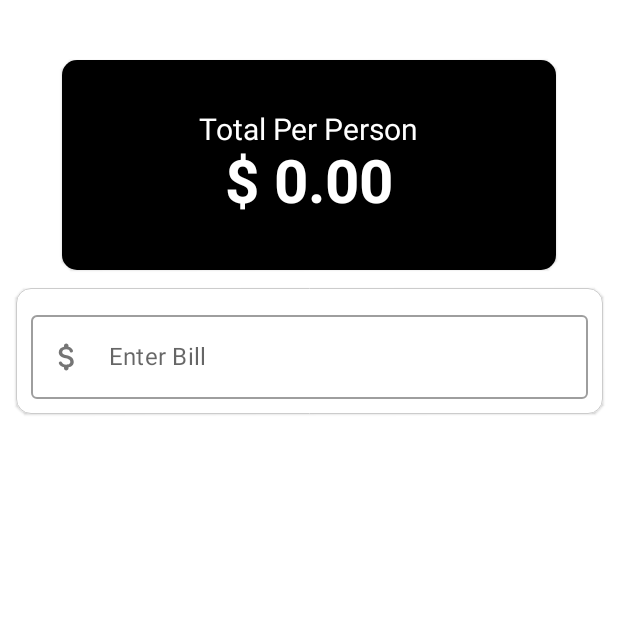
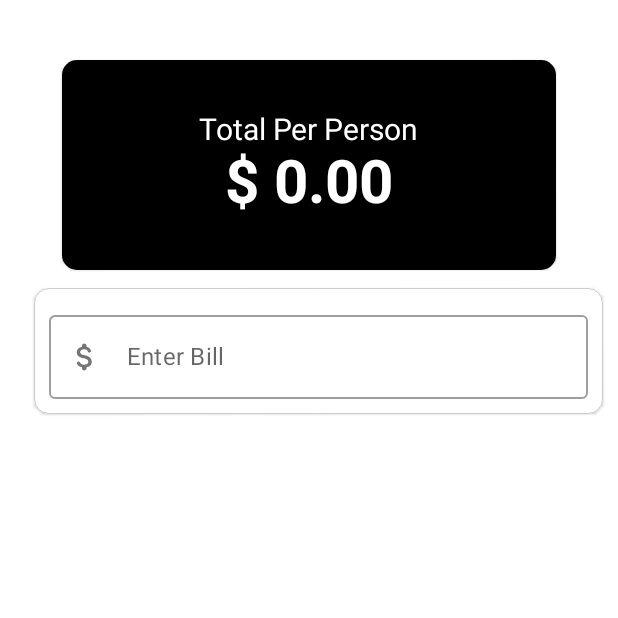
Before and after one commit to maykhid/tip_app, an Android app built with Jetpack Compose: the screen it shows after launch (MainActivity), on a phone screen of 412 x 824 dp, the top half of it. Run offline under Robolectric (Android 15) with nearby library versions, the phone set to English and light mode, and no system bars.

Commit message:
minor refactoring

```diff
--- a/app/src/main/java/com/example/tipapp/MainActivity.kt
+++ b/app/src/main/java/com/example/tipapp/MainActivity.kt
@@ -29,6 +29,8 @@ import androidx.compose.ui.unit.dp
 import androidx.compose.ui.unit.sp
 import com.example.tipapp.components.InputField
 import com.example.tipapp.ui.theme.TipAppTheme
+import com.example.tipapp.util.calculateTipAmount
+import com.example.tipapp.util.calculateTotalPerPerson
 import com.example.tipapp.widgets.CircularIconButton
 
 class MainActivity : ComponentActivity() {
@@ -141,7 +143,8 @@ fun BillForm(modifier: Modifier = Modifier,
              sliderPositionState: MutableState<Float>,
              tipPercentage: Int,
              billState: MutableState<String>,
-             onValueChanged: (String) -> Unit) {
+             onValueChanged: (String) -> Unit
+) {
 
     val isValidState = remember(billState.value) {
         billState.value.trim().isNotEmpty()
@@ -154,10 +157,11 @@ fun BillForm(modifier: Modifier = Modifier,
 
     Card(
         modifier = modifier
-        .fillMaxWidth(0.95f),
+        .fillMaxWidth(0.95f)
+            .padding(start = 12.dp),
         shape = RoundedCornerShape(10.dp),
         border = BorderStroke(
-            width = 0.2.dp,
+            width = 0.5.dp,
             color = Color.LightGray
         ),
 
@@ -212,7 +216,7 @@ fun BillForm(modifier: Modifier = Modifier,
                     Spacer(Modifier.fillMaxWidth(0.75F))
 
 
-                    Text(text = "$ ${tipAmountState.value}", modifier = Modifier.align(Alignment.CenterVertically))
+                    Text(text = "$ ${"%.2f".format(tipAmountState.value)}", modifier = Modifier.align(Alignment.CenterVertically))
 
                 }
 
@@ -244,19 +248,6 @@ fun BillForm(modifier: Modifier = Modifier,
     }
 }
 
-fun calculateTipAmount(totalBill : Double, tipPercentage: Int) : Double {
-    return if (totalBill > 1 && totalBill.toString().isNotEmpty()) {
-        (totalBill * tipPercentage) / 100
-    } else {
-        0.0
-    }
-}
-
-fun calculateTotalPerPerson(totalBill: Double, splitBy: Int, tipPercentage: Int): Double {
-    val bill = calculateTipAmount(totalBill, tipPercentage = tipPercentage) + totalBill
-    return (bill/splitBy)
-}
-
 
 @Preview(showBackground = true)
 @Composable
--- /dev/null
+++ b/app/src/main/java/com/example/tipapp/util/Util.kt
@@ -0,0 +1,14 @@
+package com.example.tipapp.util
+
+fun calculateTipAmount(totalBill : Double, tipPercentage: Int) : Double {
+    return if (totalBill > 1 && totalBill.toString().isNotEmpty()) {
+        (totalBill * tipPercentage) / 100
+    } else {
+        0.0
+    }
+}
+
+fun calculateTotalPerPerson(totalBill: Double, splitBy: Int, tipPercentage: Int): Double {
+    val bill = calculateTipAmount(totalBill, tipPercentage = tipPercentage) + totalBill
+    return (bill/splitBy)
+}
```
